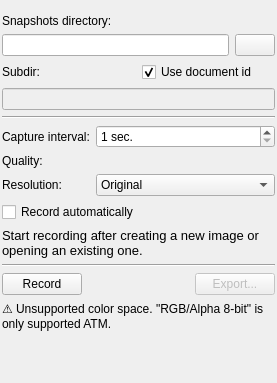
First picture: the form in plugins/dockers/recorder/recorderdocker.ui, repository KDE/krita, before the edit.
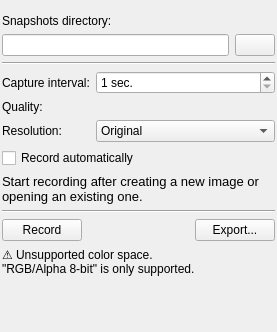
Second picture: the form after the edit. Icons and pictures are not drawn. Custom widgets are drawn as their Qt base class.

Commit message: Always use document id (creation date) to separate document directories, Export opens document records directory, code clean up

```diff
--- a/plugins/dockers/recorder/recorderdocker.ui
+++ b/plugins/dockers/recorder/recorderdocker.ui
@@ -7,7 +7,7 @@
     <x>0</x>
     <y>0</y>
     <width>277</width>
-    <height>383</height>
+    <height>332</height>
    </rect>
   </property>
   <layout class="QVBoxLayout" name="layoutMain">
@@ -44,9 +44,9 @@
       <property name="geometry">
        <rect>
         <x>0</x>
-        <y>-9</y>
-        <width>263</width>
-        <height>392</height>
+        <y>0</y>
+        <width>277</width>
+        <height>332</height>
        </rect>
       </property>
       <layout class="QVBoxLayout" name="verticalLayout_2">
@@ -109,37 +109,6 @@
             </item>
            </layout>
           </item>
-          <item>
-           <layout class="QHBoxLayout" name="layoutPrefix">
-            <item>
-             <widget class="QLabel" name="labelVideoName">
-              <property name="text">
-               <string>Subdir:</string>
-              </property>
-              <property name="buddy">
-               <cstring>editPrefix</cstring>
-              </property>
-             </widget>
-            </item>
-            <item>
-             <widget class="QCheckBox" name="checkBoxUseDocName">
-              <property name="text">
-               <string>Use document id</string>
-              </property>
-              <property name="checked">
-               <bool>true</bool>
-              </property>
-             </widget>
-            </item>
-           </layout>
-          </item>
-          <item>
-           <widget class="QLineEdit" name="editPrefix">
-            <property name="enabled">
-             <bool>false</bool>
-            </property>
-           </widget>
-          </item>
           <item>
            <widget class="Line" name="line1">
             <property name="orientation">
@@ -278,9 +247,6 @@
          </item>
          <item>
           <widget class="QPushButton" name="buttonExport">
-           <property name="enabled">
-            <bool>false</bool>
-           </property>
            <property name="text">
             <string>Export...</string>
            </property>
@@ -291,7 +257,8 @@
        <item>
         <widget class="QLabel" name="labelUnsupportedColorSpace">
          <property name="text">
-          <string>⚠ Unsupported color space. &quot;RGB/Alpha 8-bit&quot; is only supported ATM.</string>
+          <string>⚠ Unsupported color space.
+&quot;RGB/Alpha 8-bit&quot; is only supported.</string>
          </property>
          <property name="wordWrap">
           <bool>true</bool>
```
The commit also changes 5 other files.
